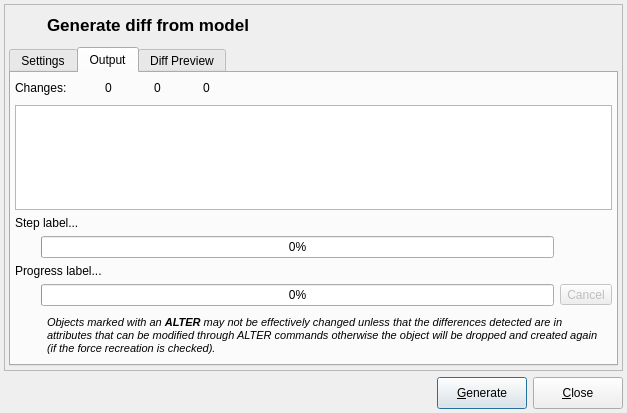
Above: libpgmodeler_ui/ui/modeldatabasediffform.ui from pgmodeler/pgmodeler before the change. Below: the same form after it.
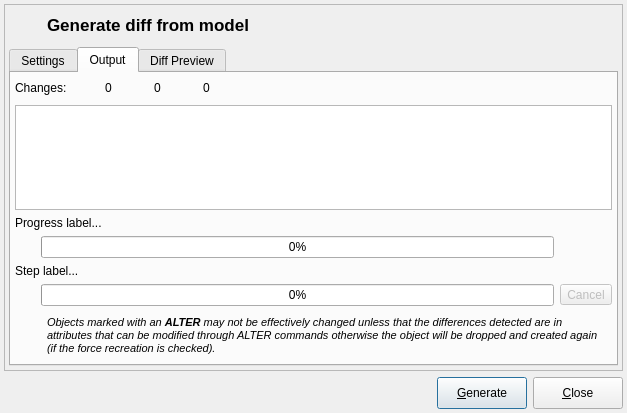
That is the form after the change. The open tabs and pages were chosen to show the change. Icons and pictures are not drawn.

Diff of the .ui file:
```diff
--- a/libpgmodeler_ui/ui/modeldatabasediffform.ui
+++ b/libpgmodeler_ui/ui/modeldatabasediffform.ui
@@ -1218,7 +1218,7 @@
               <number>0</number>
              </property>
              <item row="3" column="0">
-              <widget class="QLabel" name="progress_ico_lbl">
+              <widget class="QLabel" name="step_ico_lbl">
                <property name="sizePolicy">
                 <sizepolicy hsizetype="Fixed" vsizetype="Fixed">
                  <horstretch>0</horstretch>
@@ -1269,6 +1269,13 @@
               </widget>
              </item>
              <item row="3" column="1">
+              <widget class="QProgressBar" name="step_pb">
+               <property name="value">
+                <number>0</number>
+               </property>
+              </widget>
+             </item>
+             <item row="1" column="1">
               <widget class="QProgressBar" name="progress_pb">
                <property name="value">
                 <number>0</number>
@@ -1276,26 +1283,6 @@
               </widget>
              </item>
              <item row="0" column="0" colspan="2">
-              <widget class="QLabel" name="step_lbl">
-               <property name="sizePolicy">
-                <sizepolicy hsizetype="Preferred" vsizetype="Fixed">
-                 <horstretch>0</horstretch>
-                 <verstretch>0</verstretch>
-                </sizepolicy>
-               </property>
-               <property name="text">
-                <string>Step label...</string>
-               </property>
-              </widget>
-             </item>
-             <item row="1" column="1">
-              <widget class="QProgressBar" name="step_pb">
-               <property name="value">
-                <number>0</number>
-               </property>
-              </widget>
-             </item>
-             <item row="2" column="0" colspan="2">
               <widget class="QLabel" name="progress_lbl">
                <property name="sizePolicy">
                 <sizepolicy hsizetype="Preferred" vsizetype="Fixed">
@@ -1309,7 +1296,7 @@
               </widget>
              </item>
              <item row="1" column="0">
-              <widget class="QLabel" name="step_ico_lbl">
+              <widget class="QLabel" name="progress_ico_lbl">
                <property name="sizePolicy">
                 <sizepolicy hsizetype="Fixed" vsizetype="Fixed">
                  <horstretch>0</horstretch>
@@ -1336,6 +1323,19 @@
                </property>
               </widget>
              </item>
+             <item row="2" column="0" colspan="2">
+              <widget class="QLabel" name="step_lbl">
+               <property name="sizePolicy">
+                <sizepolicy hsizetype="Preferred" vsizetype="Fixed">
+                 <horstretch>0</horstretch>
+                 <verstretch>0</verstretch>
+                </sizepolicy>
+               </property>
+               <property name="text">
+                <string>Step label...</string>
+               </property>
+              </widget>
+             </item>
             </layout>
            </widget>
           </item>
```
Left out of the diff: 25 changed lines with no effect on the pictures.
